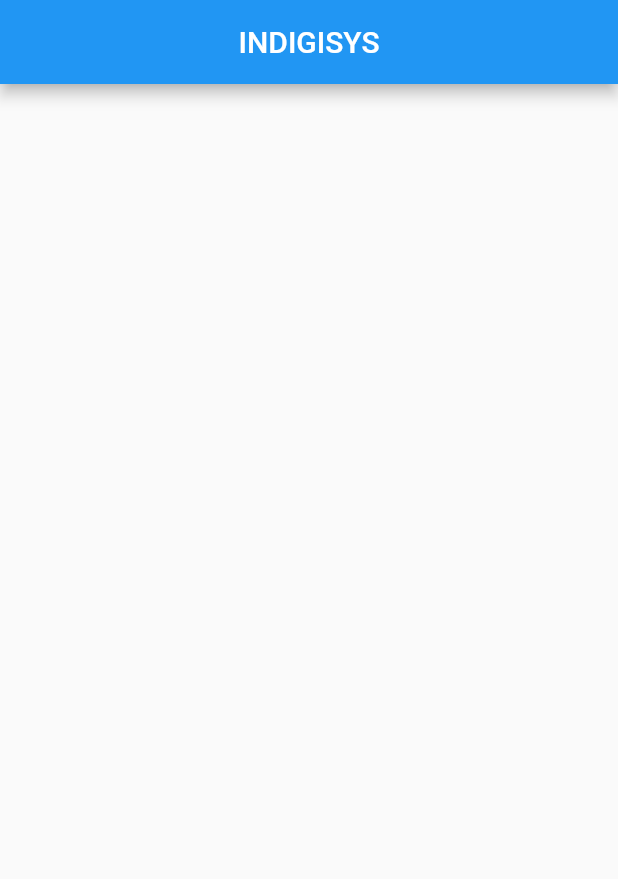
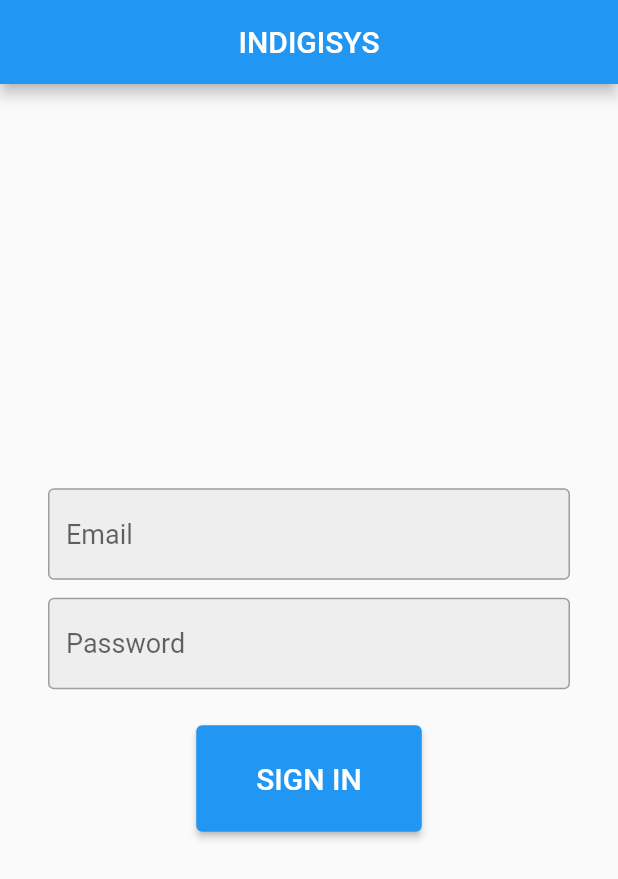
Before and after one commit to UmairKhan100/indigisys, a Flutter app: the screen it shows after launch, on a phone screen of 412 x 824 dp. Shown: the top 879 px of the screen. Run offline on Flutter 3.47's test engine with Material 2 defaults, Android fonts, the phone set to English and light mode, and no system bars; our stand-ins replace rxdart.

Commit message:
created login screen and functionality

```diff
--- a/lib/src/app.dart
+++ b/lib/src/app.dart
@@ -2,17 +2,29 @@
 
 import 'package:flutter/material.dart';
 
+import './screens/login_screen.dart';
+import './blocs/login_provider.dart';
+
 class App extends StatelessWidget {
   Widget build(BuildContext context) {
-    return MaterialApp(
-      debugShowCheckedModeBanner: false,
-      title: 'Indigisys App',
-      home: Scaffold(
-        appBar: AppBar(
-          title: Text('INDIGISYS'),
-          centerTitle: true,
-        ),
+    return LoginProvider(
+      child: MaterialApp(
+        debugShowCheckedModeBanner: false,
+        onGenerateRoute: routes,
+        title: 'Indigisys App',
       ),
     );
   }
+
+  Route routes(settings) {
+    final String url = settings.name.toString();
+
+    if (url == '/') {
+      return MaterialPageRoute(builder: (context) => LoginScreen());
+    }
+
+    return MaterialPageRoute(
+      builder: (context) => Scaffold(),
+    );
+  }
 }
--- /dev/null
+++ b/lib/src/blocs/login_bloc.dart
@@ -0,0 +1,16 @@
+import 'package:rxdart/rxdart.dart';
+
+import './login_validator.dart';
+
+class LoginBloc with LoginValidator {
+  final _email = BehaviorSubject<String>();
+  final _password = BehaviorSubject<String>();
+
+  get changeEmail => _email.sink.add;
+  get changePassword => _password.sink.add;
+
+  Stream<String> get email => _email.stream;
+  Stream<String> get password => _password.stream;
+
+  get validate => validator(_email, _password);
+}
--- /dev/null
+++ b/lib/src/blocs/login_provider.dart
@@ -0,0 +1,19 @@
+// ignore_for_file: annotate_overrides, avoid_renaming_method_parameters, prefer_const_constructors_in_immutables
+
+import 'package:flutter/material.dart';
+
+import './login_bloc.dart';
+export './login_bloc.dart';
+
+class LoginProvider extends InheritedWidget {
+  final bloc = LoginBloc();
+
+  LoginProvider({Key? key, required Widget child})
+      : super(key: key, child: child);
+
+  bool updateShouldNotify(_) => true;
+
+  static LoginBloc of(BuildContext context) {
+    return context.dependOnInheritedWidgetOfExactType<LoginProvider>()!.bloc;
+  }
+}
--- /dev/null
+++ b/lib/src/blocs/login_validator.dart
@@ -0,0 +1,39 @@
+import 'package:http/http.dart' show post;
+
+class LoginValidator {
+  validator(email, password) async {
+    String e = '';
+    String p = '';
+
+    if (email.hasValue) {
+      if (email.value == '') {
+        email.sink.addError('Email cannot be empty!');
+      } else {
+        e = email.value;
+      }
+    } else {
+      email.sink.addError('Email cannot be empty!');
+    }
+
+    if (password.hasValue) {
+      if (password.value == '') {
+        password.sink.addError('Password cannot be empty!');
+      } else {
+        p = password.value;
+      }
+    } else {
+      password.sink.addError('Password cannot be empty!');
+    }
+
+    if (e.isNotEmpty && p.isNotEmpty) {
+      final response = await post(
+        Uri.http(
+          '103.121.120.8:6000',
+          '/api/v2/login',
+          {'email': e, 'password': p},
+        ),
+      );
+      return response;
+    }
+  }
+}
--- /dev/null
+++ b/lib/src/screens/login_screen.dart
@@ -0,0 +1,139 @@
+// ignore_for_file: prefer_const_constructors, use_key_in_widget_constructors, annotate_overrides, prefer_const_literals_to_create_immutables, use_build_context_synchronously
+
+import 'dart:convert';
+import 'package:flutter/material.dart';
+
+import '../blocs/login_provider.dart';
+
+class LoginScreen extends StatelessWidget {
+  final emailController = TextEditingController();
+  final passwordController = TextEditingController();
+
+  Widget build(BuildContext context) {
+    final bloc = LoginProvider.of(context);
+
+    return Scaffold(
+      appBar: AppBar(
+        title: Text('INDIGISYS'),
+        centerTitle: true,
+      ),
+      body: Padding(
+        padding: EdgeInsets.all(32),
+        child: Column(
+          mainAxisAlignment: MainAxisAlignment.center,
+          children: [
+            buildEmailField(bloc),
+            Container(margin: const EdgeInsets.only(top: 12)),
+            buildPasswordField(bloc),
+            Container(margin: const EdgeInsets.only(top: 24)),
+            buildSubmitButton(bloc),
+          ],
+        ),
+      ),
+    );
+  }
+
+  Widget buildEmailField(LoginBloc bloc) {
+    return StreamBuilder(
+      stream: bloc.email,
+      builder: ((context, AsyncSnapshot<String> snapshot) {
+        return TextField(
+          controller: emailController,
+          keyboardType: TextInputType.emailAddress,
+          style: TextStyle(fontSize: 18),
+          onChanged: bloc.changeEmail,
+          decoration: InputDecoration(
+            hintText: 'Email',
+            errorText: snapshot.hasError ? snapshot.error.toString() : null,
+            fillColor: Colors.grey[200],
+            filled: true,
+            enabledBorder: OutlineInputBorder(
+              borderSide: BorderSide(color: Colors.grey),
+            ),
+            focusedBorder: OutlineInputBorder(
+              borderSide: BorderSide(color: Colors.blue),
+            ),
+          ),
+        );
+      }),
+    );
+  }
+
+  Widget buildPasswordField(LoginBloc bloc) {
+    return StreamBuilder(
+      stream: bloc.password,
+      builder: ((context, AsyncSnapshot<String> snapshot) {
+        return TextField(
+          controller: passwordController,
+          obscureText: true,
+          style: TextStyle(fontSize: 18),
+          onChanged: bloc.changePassword,
+          decoration: InputDecoration(
+            hintText: 'Password',
+            errorText: snapshot.hasError ? snapshot.error.toString() : null,
+            fillColor: Colors.grey[200],
+            filled: true,
+            enabledBorder: OutlineInputBorder(
+              borderSide: BorderSide(color: Colors.grey),
+            ),
+            focusedBorder: OutlineInputBorder(
+              borderSide: BorderSide(color: Colors.blue),
+            ),
+          ),
+        );
+      }),
+    );
+  }
+
+  Widget buildSubmitButton(LoginBloc bloc) {
+    return Builder(builder: (context) {
+      return ElevatedButton(
+        onPressed: () async {
+          final response = await bloc.validate;
+
+          if (response != null && response.statusCode == 200) {
+            final parsedJson = json.decode(response.body);
+            print(parsedJson);
+
+            if (parsedJson['success'] == 'no') {
+              ScaffoldMessenger.of(context).showSnackBar(
+                SnackBar(
+                  backgroundColor: Colors.red,
+                  content: Text(
+                    'Email or Password is incorrect!',
+                    textAlign: TextAlign.center,
+                    style: TextStyle(fontSize: 18),
+                  ),
+                ),
+              );
+            } else {
+              ScaffoldMessenger.of(context).showSnackBar(
+                SnackBar(
+                  backgroundColor: Colors.green,
+                  content: Text(
+                    'Login Successful!',
+                    textAlign: TextAlign.center,
+                    style: TextStyle(fontSize: 18),
+                  ),
+                ),
+              );
+
+              emailController.clear();
+              passwordController.clear();
+              bloc.changeEmail('');
+              bloc.changePassword('');
+              Navigator.pushNamed(context, '/home');
+            }
+          }
+        },
+        child: Padding(
+          padding: EdgeInsets.all(24),
+          child: Text(
+            'SIGN IN',
+            style: TextStyle(fontSize: 20),
+          ),
+        ),
+      );
+    });
+  }
+}
```
Also changed, not shown: pubspec.yaml (+5 -4 lines), pubspec.lock.
